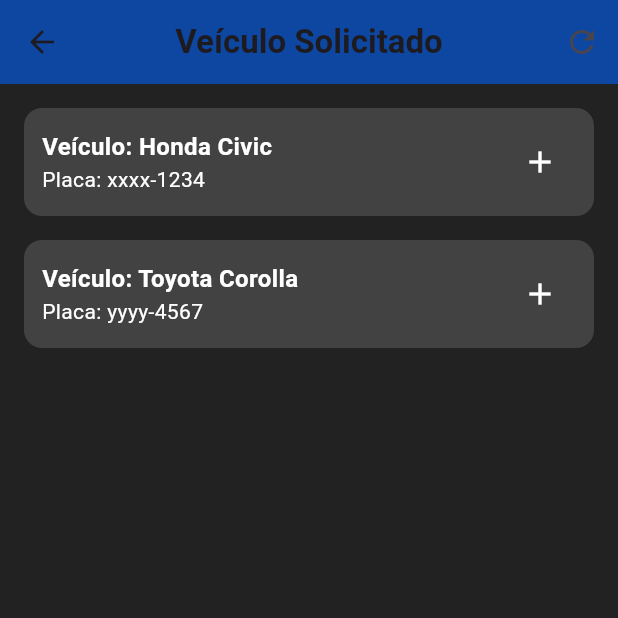
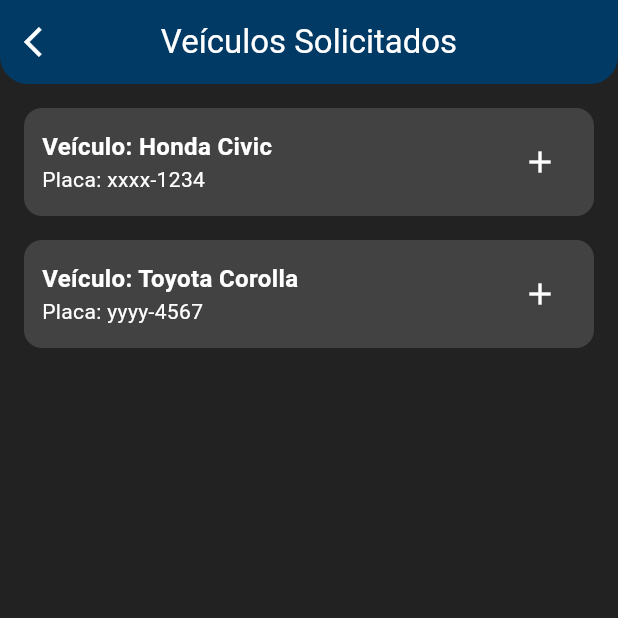
Before and after one commit to PierreOtavio/flutter-alfa, a Flutter app: the SolicitacaoVeiculoPage screen opened directly, on a phone screen of 412 x 824 dp, the top half of it. Run offline on Flutter 3.47's test engine with Material 3 defaults, Android fonts, the phone set to English and light mode, and no system bars; our stand-ins replace dropdown_button2, flutter_secure_storage, shared_preferences; missing offline and left inert: mobile_scanner; accounts and stored records are empty.

Commit message:
10-04-2025
appBar funcional

```diff
--- /dev/null
+++ b/flutter_app_2/flutter_application_2/lib/components/app_bar.dart
@@ -0,0 +1,27 @@
+import 'package:flutter/material.dart';
+
+class CustomAppBar extends StatelessWidget implements PreferredSizeWidget {
+  final String title;
+
+  const CustomAppBar({super.key, required this.title});
+
+  @override
+  Widget build(BuildContext context) {
+    return AppBar(
+      title: Text(title, style: const TextStyle(color: Colors.white)),
+      backgroundColor: const Color(0xFF013A65),
+      shape: const RoundedRectangleBorder(
+        borderRadius: BorderRadius.vertical(bottom: Radius.circular(18.5)),
+      ),
+      toolbarHeight: 100,
+      centerTitle: true,
+      leading: IconButton(
+        icon: const Icon(Icons.arrow_back_ios, color: Colors.white),
+        onPressed: () => Navigator.pop(context),
+      ),
+    );
+  }
+
+  @override
+  Size get preferredSize => const Size.fromHeight(kToolbarHeight);
+}
--- a/flutter_app_2/flutter_application_2/lib/login_page.dart
+++ b/flutter_app_2/flutter_application_2/lib/login_page.dart
@@ -1,5 +1,6 @@
 import 'package:dropdown_button2/dropdown_button2.dart';
 import 'package:flutter/material.dart';
+// import 'package:flutter_application_2/components/app_bar.dart';
 import 'package:flutter_application_2/data/user.dart';
 import 'package:flutter_application_2/goals/globals.dart';
 import 'dart:convert';
@@ -97,6 +98,7 @@
   Widget build(BuildContext context) {
     return Scaffold(
       backgroundColor: Color(0xFF1B1C1E),
+
       appBar: AppBar(backgroundColor: Color(0xFF013A65)),
       body: Column(
         children: [
--- a/flutter_app_2/flutter_application_2/lib/main.dart
+++ b/flutter_app_2/flutter_application_2/lib/main.dart
@@ -12,7 +12,8 @@
   Widget build(BuildContext context) {
     return MaterialApp(
       debugShowCheckedModeBanner: false,
-      title: 'Flutter Demo',
+      title: 'AlfaId',
+
       home: LoginPage(),
     );
   }
--- a/flutter_app_2/flutter_application_2/lib/notify_page.dart
+++ b/flutter_app_2/flutter_application_2/lib/notify_page.dart
@@ -1,10 +1,11 @@
 import 'package:flutter/material.dart';
+import 'package:flutter_application_2/components/app_bar.dart';
 
 class NotifyPage extends StatelessWidget {
   const NotifyPage({Key? key}) : super(key: key);
 
   @override
   Widget build(BuildContext context) {
-    return Scaffold(appBar: AppBar(title: Text('Notificacoes')));
+    return Scaffold(appBar: const CustomAppBar(title: 'Notificação'));
   }
 }
--- a/flutter_app_2/flutter_application_2/lib/solicitados_user.dart
+++ b/flutter_app_2/flutter_application_2/lib/solicitados_user.dart
@@ -1,4 +1,5 @@
 import 'package:flutter/material.dart';
+import 'package:flutter_application_2/components/app_bar.dart';
 
 class SolicitacaoVeiculoPage extends StatelessWidget {
   final List<Map<String, String>> veiculos = [
@@ -7,33 +8,32 @@
   ];
 
   @override
-
-
   Widget build(BuildContext context) {
     return Scaffold(
       backgroundColor: Colors.black87,
-      appBar: AppBar(
-        backgroundColor: Colors.blue[900],
-        title: const Text(
-          'Veículo Solicitado',
-          style: TextStyle(fontWeight: FontWeight.bold),
-        ),
-        centerTitle: true,
-        leading: IconButton(
-          icon: const Icon(Icons.arrow_back),
-          onPressed: () {
-            // Ação de voltar
-          },
-        ),
-        actions: [
-          IconButton(
-            icon: const Icon(Icons.refresh),
-            onPressed: () {
-              // Ação de atualizar
-            },
-          ),
-        ],
-      ),
+      appBar: const CustomAppBar(title: 'Veículos Solicitados'),
+      // appBar: AppBar(
+      //   backgroundColor: Colors.blue[900],
+      //   title: const Text(
+      //     'Veículo Solicitado',
+      //     style: TextStyle(fontWeight: FontWeight.bold),
+      //   ),
+      //   centerTitle: true,
+      //   leading: IconButton(
+      //     icon: const Icon(Icons.arrow_back),
+      //     onPressed: () {
+      //       // Ação de voltar
+      //     },
+      //   ),
+      //   actions: [
+      //     IconButton(
+      //       icon: const Icon(Icons.refresh),
+      //       onPressed: () {
+      //         // Ação de atualizar
+      //       },
+      //     ),
+      //   ],
+      // ),
       body: Padding(
         padding: const EdgeInsets.all(16.0),
         child: ListView.builder(
```
Also changed, not shown: flutter_app_2/flutter_application_2/lib/veicsoli_page.dart (+12 -11 lines), flutter_app_2/flutter_application_2/lib/veiculo_page.dart (+18 -17 lines).
